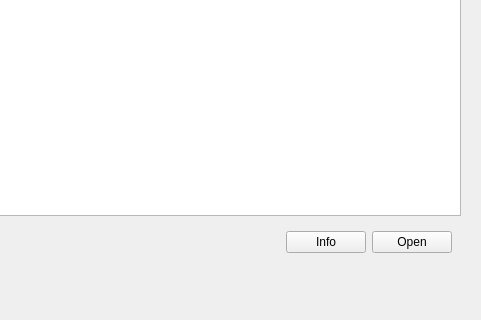
This is Code/ui/startupwindow.ui in VisIVOLab/ViaLacteaVisualAnalytics as Qt 5 draws it before an edit; both pictures show x 369 to 850 and y 230 to 550 of the 850 by 550 pixel window. The edited form follows.
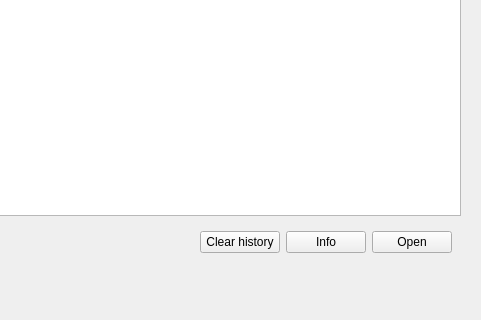
This is the edited form. Icons and pictures are not drawn.

```diff
--- a/Code/ui/startupwindow.ui
+++ b/Code/ui/startupwindow.ui
@@ -164,6 +164,13 @@
            </property>
           </spacer>
          </item>
+         <item>
+          <widget class="QPushButton" name="clearPushButton">
+           <property name="text">
+            <string>Clear history</string>
+           </property>
+          </widget>
+         </item>
          <item>
           <widget class="QPushButton" name="infoPushButton">
            <property name="text">
```
Left out of the diff: 2 changed lines with no effect on the pictures.
